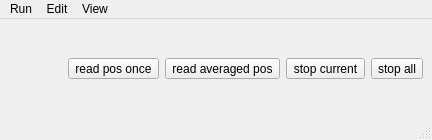
First picture: the form in src/motioncontrol/controller.ui, repository kmnhan/1KARPES_DAQ, before the edit.
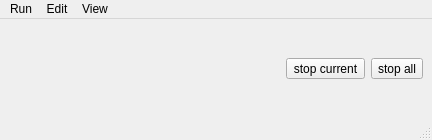
Second picture: the form after the edit.

Commit message: remove old buttons

Diff of the .ui file:
```diff
--- a/src/motioncontrol/controller.ui
+++ b/src/motioncontrol/controller.ui
@@ -30,20 +30,6 @@
         </property>
        </spacer>
       </item>
-      <item>
-       <widget class="QToolButton" name="readpos_btn">
-        <property name="text">
-         <string>read pos once</string>
-        </property>
-       </widget>
-      </item>
-      <item>
-       <widget class="QToolButton" name="readavgpos_btn">
-        <property name="text">
-         <string>read averaged pos</string>
-        </property>
-       </widget>
-      </item>
       <item>
        <widget class="QToolButton" name="stopcurrent_btn">
         <property name="toolTip">
```
Left out of the diff: 21 changed lines with no effect on the pictures. The commit also changes 2 other files.
